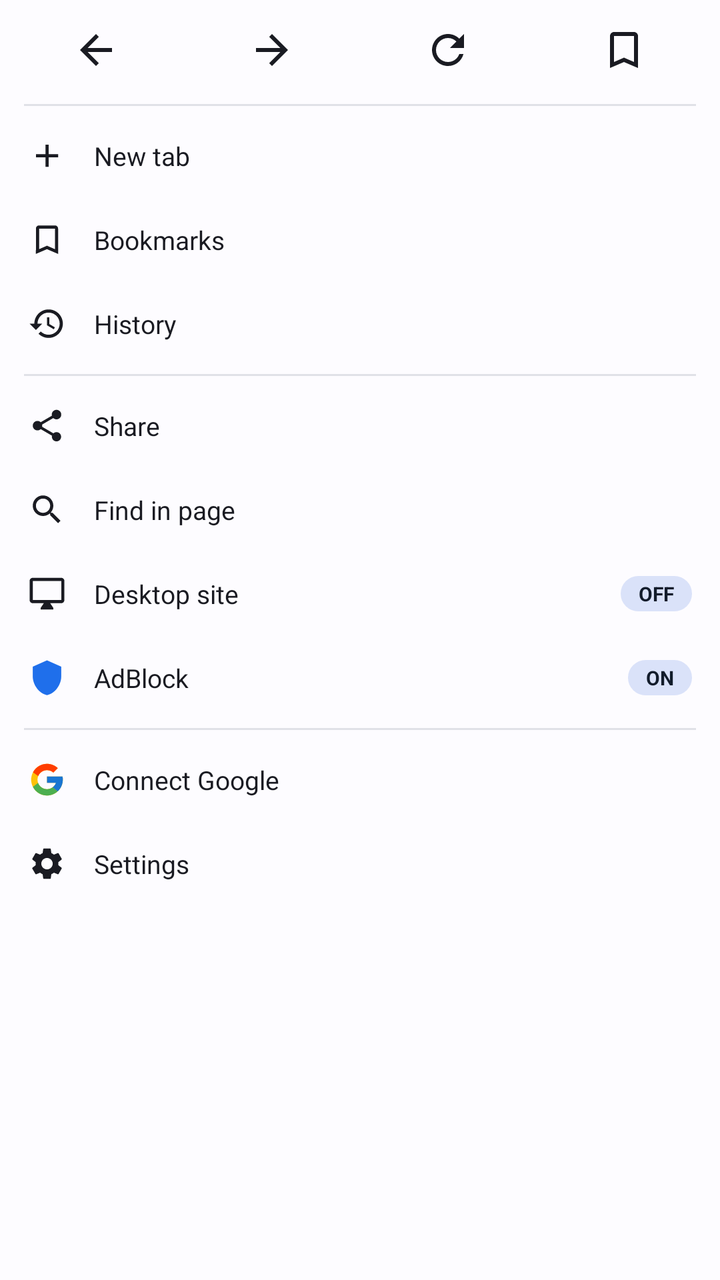
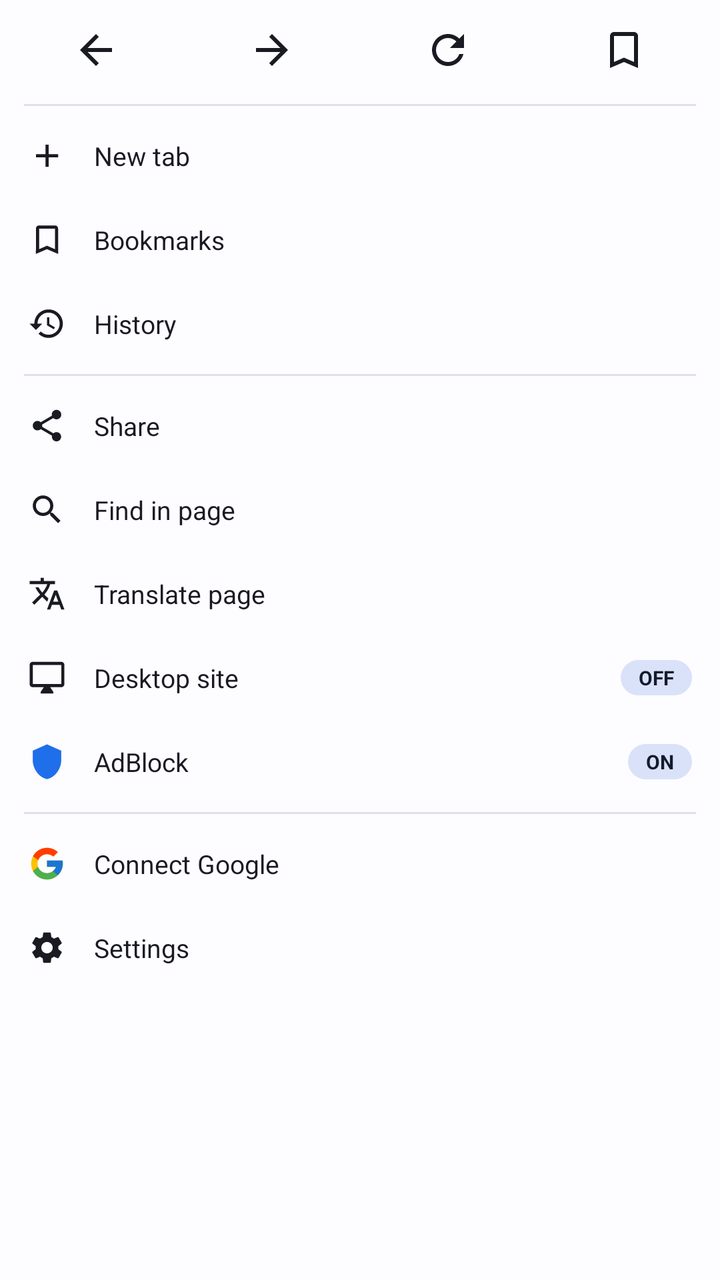

Before-and-after screenshots of an Android layout around one commit, followed by the original layout XML and the change that was made.
<!-- AndroidManifest.xml: application theme Theme.UpgridBrowser -->
<!-- res/layout/app_menu_popup.xml -->
<?xml version="1.0" encoding="utf-8"?>
<androidx.core.widget.NestedScrollView xmlns:android="http://schemas.android.com/apk/res/android"
    xmlns:tools="http://schemas.android.com/tools"
    android:layout_width="match_parent"
    android:layout_height="wrap_content"
    android:fillViewport="false">

    <LinearLayout
        android:layout_width="match_parent"
        android:layout_height="wrap_content"
        android:orientation="vertical"
        android:paddingTop="4dp"
        android:paddingBottom="4dp">

        

        <LinearLayout
            android:layout_width="match_parent"
            android:layout_height="wrap_content"
            android:orientation="horizontal"
            android:paddingStart="4dp"
            android:paddingEnd="4dp"
            android:paddingBottom="2dp">

            <ImageButton
                android:id="@+id/quickBack"
                style="@style/Widget.UpgridBrowser.MenuQuickAction"
                android:contentDescription="@string/nav_back"
                android:src="@drawable/ic_arrow_back" />

            <ImageButton
                android:id="@+id/quickForward"
                style="@style/Widget.UpgridBrowser.MenuQuickAction"
                android:contentDescription="@string/nav_forward"
                android:src="@drawable/ic_arrow_forward" />

            <ImageButton
                android:id="@+id/quickReload"
                style="@style/Widget.UpgridBrowser.MenuQuickAction"
                android:contentDescription="@string/menu_refresh"
                android:src="@drawable/ic_refresh" />

            
            <ImageButton
                android:id="@+id/quickBookmark"
                style="@style/Widget.UpgridBrowser.MenuQuickAction"
                android:contentDescription="@string/menu_bookmark_add"
                android:src="@drawable/ic_bookmark" />
        </LinearLayout>

        <View style="@style/Widget.UpgridBrowser.MenuDivider" />

        

        <LinearLayout
            android:id="@+id/rowNewTab"
            style="@style/Widget.UpgridBrowser.MenuRow">
            <ImageView
                style="@style/Widget.UpgridBrowser.MenuRowIcon"
                android:contentDescription="@null"
                android:src="@drawable/ic_add" />
            <TextView
                style="@style/Widget.UpgridBrowser.MenuRowLabel"
                android:text="@string/menu_new_tab" />
        </LinearLayout>

        <LinearLayout
            android:id="@+id/rowBookmarks"
            style="@style/Widget.UpgridBrowser.MenuRow">
            <ImageView
                style="@style/Widget.UpgridBrowser.MenuRowIcon"
                android:contentDescription="@null"
                android:src="@drawable/ic_bookmark" />
            <TextView
                style="@style/Widget.UpgridBrowser.MenuRowLabel"
                android:text="@string/menu_bookmarks" />
        </LinearLayout>

        <LinearLayout
            android:id="@+id/rowHistory"
            style="@style/Widget.UpgridBrowser.MenuRow">
            <ImageView
                style="@style/Widget.UpgridBrowser.MenuRowIcon"
                android:contentDescription="@null"
                android:src="@drawable/ic_history" />
            <TextView
                style="@style/Widget.UpgridBrowser.MenuRowLabel"
                android:text="@string/menu_history" />
        </LinearLayout>

        <View style="@style/Widget.UpgridBrowser.MenuDivider" />

        

        <LinearLayout
            android:id="@+id/rowShare"
            style="@style/Widget.UpgridBrowser.MenuRow">
            <ImageView
                style="@style/Widget.UpgridBrowser.MenuRowIcon"
                android:contentDescription="@null"
                android:src="@drawable/ic_share" />
            <TextView
                style="@style/Widget.UpgridBrowser.MenuRowLabel"
                android:text="@string/menu_share" />
        </LinearLayout>

        <LinearLayout
            android:id="@+id/rowFindInPage"
            style="@style/Widget.UpgridBrowser.MenuRow">
            <ImageView
                style="@style/Widget.UpgridBrowser.MenuRowIcon"
                android:contentDescription="@null"
                android:src="@drawable/ic_find" />
            <TextView
                style="@style/Widget.UpgridBrowser.MenuRowLabel"
                android:text="@string/menu_find_in_page" />
        </LinearLayout>

        
        <LinearLayout
            android:id="@+id/rowDesktopSite"
            style="@style/Widget.UpgridBrowser.MenuRow">
            <ImageView
                style="@style/Widget.UpgridBrowser.MenuRowIcon"
                android:contentDescription="@null"
                android:src="@drawable/ic_desktop" />
            <TextView
                style="@style/Widget.UpgridBrowser.MenuRowLabel"
                android:text="@string/menu_desktop_site" />
            <TextView
                android:id="@+id/desktopSiteState"
                style="@style/Widget.UpgridBrowser.MenuPill"
                android:text="@string/menu_adblock_state_off" />
        </LinearLayout>

        
        <LinearLayout
            android:id="@+id/rowAdblock"
            style="@style/Widget.UpgridBrowser.MenuRow">
            <ImageView
                android:id="@+id/adblockIcon"
                style="@style/Widget.UpgridBrowser.MenuRowIcon"
                android:contentDescription="@null"
                android:src="@drawable/ic_shield"
                android:tint="?attr/colorPrimary" />
            <TextView
                style="@style/Widget.UpgridBrowser.MenuRowLabel"
                android:text="@string/menu_adblock" />
            <TextView
                android:id="@+id/adblockState"
                style="@style/Widget.UpgridBrowser.MenuPill"
                android:text="@string/menu_adblock_state_on" />
        </LinearLayout>

        <View style="@style/Widget.UpgridBrowser.MenuDivider" />

        

        
        <LinearLayout
            android:id="@+id/rowAccount"
            style="@style/Widget.UpgridBrowser.MenuRow">
            
            <ImageView
                android:layout_width="19dp"
                android:layout_height="19dp"
                android:contentDescription="@null"
                android:src="@drawable/ic_google" />
            <TextView
                android:id="@+id/accountLabel"
                style="@style/Widget.UpgridBrowser.MenuRowLabel"
                android:maxLines="1"
                android:ellipsize="middle"
                android:text="@string/menu_account_connect" />
            <TextView
                android:id="@+id/accountState"
                style="@style/Widget.UpgridBrowser.MenuPill"
                android:visibility="gone"
                android:text="@string/menu_sync_badge"
                tools:visibility="visible" />
        </LinearLayout>

        <LinearLayout
            android:id="@+id/rowSettings"
            style="@style/Widget.UpgridBrowser.MenuRow">
            <ImageView
                style="@style/Widget.UpgridBrowser.MenuRowIcon"
                android:contentDescription="@null"
                android:src="@drawable/ic_settings" />
            <TextView
                style="@style/Widget.UpgridBrowser.MenuRowLabel"
                android:text="@string/menu_settings" />
        </LinearLayout>
    </LinearLayout>
</androidx.core.widget.NestedScrollView>
<!-- resources referenced by this layout -->
<resources>
  <string name="menu_account_connect">Connect Google</string>
  <string name="menu_adblock">AdBlock</string>
  <string name="menu_adblock_state_off">OFF</string>
  <string name="menu_adblock_state_on">ON</string>
  <string name="menu_bookmark_add">Add bookmark</string>
  <string name="menu_bookmarks">Bookmarks</string>
  <string name="menu_desktop_site">Desktop site</string>
  <string name="menu_find_in_page">Find in page</string>
  <string name="menu_history">History</string>
  <string name="menu_new_tab">New tab</string>
  <string name="menu_refresh">Reload</string>
  <string name="menu_settings">Settings</string>
  <string name="menu_share">Share</string>
  <string name="menu_sync_badge" translatable="false">SYNC</string>
  <string name="nav_back">Back</string>
  <string name="nav_forward">Forward</string>
  <style name="Widget.UpgridBrowser.MenuRowIcon" parent="">
          <item name="android:layout_width">19dp</item>
          <item name="android:layout_height">19dp</item>
          <item name="android:tint">?attr/colorOnSurface</item>
      </style>
  <color name="md_primary_light">#1F6FEB</color>
  <color name="md_on_primary_light">#FFFFFF</color>
  <color name="md_primary_container_light">#DCE7FF</color>
  <color name="md_on_primary_container_light">#001A45</color>
  <color name="md_secondary_light">#555F71</color>
  <color name="md_on_secondary_light">#FFFFFF</color>
  <color name="md_secondary_container_light">#DAE2F9</color>
  <color name="md_on_secondary_container_light">#121C2B</color>
  <color name="md_tertiary_light">#705575</color>
  <color name="md_on_tertiary_light">#FFFFFF</color>
  <color name="md_tertiary_container_light">#FAD8FD</color>
  <color name="md_on_tertiary_container_light">#28132E</color>
  <color name="md_error_light">#BA1A1A</color>
  <color name="md_on_error_light">#FFFFFF</color>
  <color name="md_error_container_light">#FFDAD6</color>
  <color name="md_on_error_container_light">#410002</color>
  <color name="md_background_light">#FDFCFF</color>
  <color name="md_on_background_light">#1A1B22</color>
  <color name="md_surface_light">#FDFCFF</color>
  <color name="md_on_surface_light">#1A1B22</color>
  <color name="md_surface_variant_light">#E1E2EC</color>
  <color name="md_on_surface_variant_light">#44464F</color>
  <color name="md_surface_container_light">#F2F3F9</color>
  <color name="md_surface_container_high_light">#ECEDF3</color>
  <color name="md_surface_container_highest_light">#E5E7EE</color>
  <color name="md_outline_light">#74777F</color>
  <color name="md_outline_variant_light">#C4C6CF</color>
  <style name="Theme.UpgridBrowser.BottomSheet" parent="ThemeOverlay.Material3.BottomSheetDialog">
          <item name="bottomSheetStyle">@style/Widget.UpgridBrowser.BottomSheet</item>
      </style>
  <style name="Widget.UpgridBrowser.BottomSheet" parent="Widget.Material3.BottomSheet.Modal">
          <item name="shapeAppearanceOverlay">@style/ShapeAppearance.UpgridBrowser.BottomSheet</item>
          <item name="backgroundTint">?attr/colorSurfaceContainer</item>
      </style>
  <!-- unchanged entries left out for length: 20 -->
</resources>

<!-- the commit's change to res/layout/app_menu_popup.xml (unified diff, before → after) -->
@@ -118,6 +118,20 @@
 
         
         <LinearLayout
+            android:id="@+id/rowTranslate"
+            style="@style/Widget.UpgridBrowser.MenuRow">
+            <ImageView
+                style="@style/Widget.UpgridBrowser.MenuRowIcon"
+                android:contentDescription="@null"
+                android:src="@drawable/ic_translate" />
+            <TextView
+                android:id="@+id/translateLabel"
+                style="@style/Widget.UpgridBrowser.MenuRowLabel"
+                android:text="@string/menu_translate" />
+        </LinearLayout>
+
+        
+        <LinearLayout
             android:id="@+id/rowDesktopSite"
             style="@style/Widget.UpgridBrowser.MenuRow">
             <ImageView
<!-- resource entries referenced after the edit -->
@@ -1,5 +1,17 @@
 <!-- resources referenced by this layout -->
 <resources>
+  <!-- drawable ic_translate (drawable) -->
+  <?xml version="1.0" encoding="utf-8"?>
+  <vector xmlns:android="http://schemas.android.com/apk/res/android"
+      android:width="24dp"
+      android:height="24dp"
+      android:viewportWidth="24"
+      android:viewportHeight="24"
+      android:tint="?attr/colorOnSurfaceVariant">
+      <path
+          android:fillColor="@android:color/white"
+          android:pathData="M12.87,15.07l-2.54,-2.51 0.03,-0.03c1.74,-1.94 2.98,-4.17 3.71,-6.53L17,6L17,4h-7L10,2L8,2v2L1,4v1.99h11.17C11.5,7.92 10.44,9.75 9,11.35 8.07,10.32 7.3,9.19 6.69,8h-2c0.73,1.63 1.73,3.17 2.98,4.56l-5.09,5.02L4,19l5,-5 3.11,3.11 0.76,-2.04zM18.5,10h-2L12,22h2l1.12,-3h4.75L21,22h2l-4.5,-12zM15.88,17l1.62,-4.33L19.12,17h-3.24z" />
+  </vector>
   <string name="menu_account_connect">Connect Google</string>
   <string name="menu_adblock">AdBlock</string>
   <string name="menu_adblock_state_off">OFF</string>
@@ -14,6 +26,7 @@
   <string name="menu_settings">Settings</string>
   <string name="menu_share">Share</string>
   <string name="menu_sync_badge" translatable="false">SYNC</string>
+  <string name="menu_translate">Translate page</string>
   <string name="nav_back">Back</string>
   <string name="nav_forward">Forward</string>
   <style name="Widget.UpgridBrowser.MenuRowIcon" parent="">
